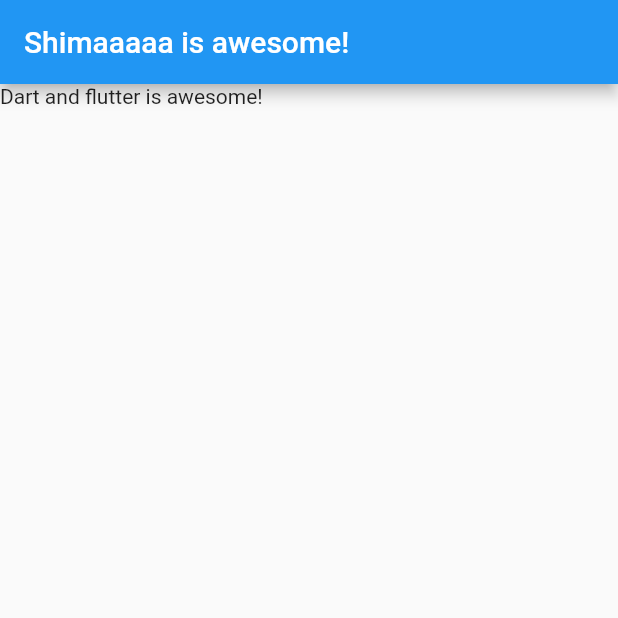
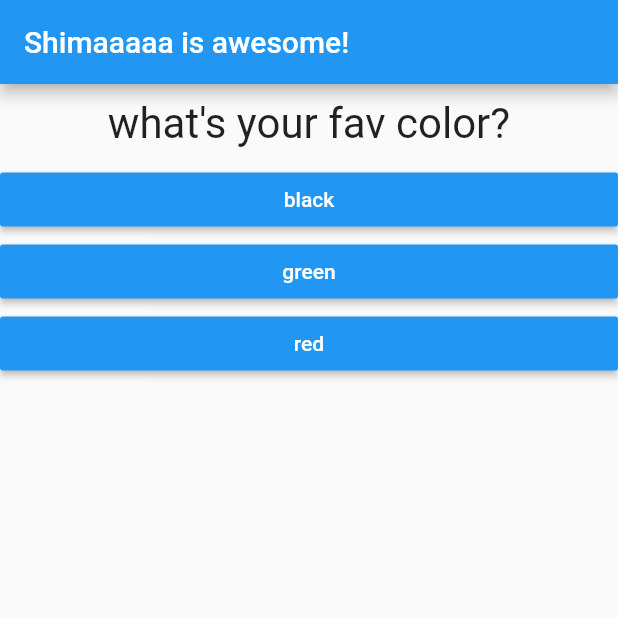
Before and after one commit to shima93/flutter_project, a Flutter app: the screen it shows after launch, on a phone screen of 412 x 824 dp, the top half of it. Run offline on Flutter 3.47's test engine with Material 2 defaults, Android fonts, the phone set to English and light mode, and no system bars.

Commit message:
buttons and dynamic functions

```diff
--- /dev/null
+++ b/lib/answer.dart
@@ -0,0 +1,21 @@
+import 'package:flutter/material.dart';
+
+class Answer extends StatelessWidget {
+  final Function selectHandler;
+  final String answerText;
+
+  Answer(this.selectHandler, this.answerText);
+
+  @override
+  Widget build(BuildContext context) {
+    return Container(
+      width: double.infinity,
+      child: RaisedButton(
+        color: Colors.blue,
+        textColor: Colors.white,
+        child: Text(answerText),
+        onPressed: selectHandler,
+      ),
+    );
+  }
+}
--- a/lib/main.dart
+++ b/lib/main.dart
@@ -1,8 +1,42 @@
 import 'package:flutter/material.dart';
+import 'package:flutter_complete_guide/answer.dart';
+import './question.dart';
 
-void main() => runApp(myApp());
+void main() => runApp(MyApp());
 
-class myApp extends StatelessWidget {
+class MyApp extends StatefulWidget {
+  @override
+  State<MyApp> createState() => _MyAppState();
+}
+
+class _MyAppState extends State<MyApp> {
+  final questions = const [
+    {
+      'questionText': 'what\'s your fav color?',
+      'answer': ["black", "green", "red"]
+    },
+    {
+      'questionText': 'what\'s your fav animal?',
+      'answer': ["rabbit", "khers", "gav"]
+    },
+    {
+      'questionText': 'what\'s your fav harchi?',
+      'answer': ["rabbitq", "khersqq", "gavq"]
+    }
+  ];
+  var _questionIndex = 0;
+
+  void _naswerQuestions() {
+    setState(() {
+      _questionIndex = _questionIndex + 1;
+    });
+
+    print(_questionIndex);
+    if (_questionIndex < questions.length) {
+      print("hi");
+    }
+  }
+
   @override
   Widget build(BuildContext context) {
     return MaterialApp(
@@ -10,7 +44,17 @@ class myApp extends StatelessWidget {
           appBar: AppBar(
             title: Text('Shimaaaaa is awesome!'),
           ),
-          body: Text('Dart and flutter is awesome!')),
+          body: Column(
+            children: [
+              Question(
+                questions[_questionIndex]['questionText'],
+              ),
+              ...(questions[_questionIndex]['answer'] as List<String>)
+                  .map((answer) {
+                return Answer(_naswerQuestions, answer);
+              }).toList()
+            ],
+          )),
     );
   }
 }
--- /dev/null
+++ b/lib/question.dart
@@ -0,0 +1,21 @@
+import 'package:flutter/material.dart';
+
+class Question extends StatelessWidget {
+  // const Question({ Key? key }) : super(key: key);
+  final String questionText;
+
+  Question(this.questionText);
+
+  @override
+  Widget build(BuildContext context) {
+    return Container(
+      width: double.infinity,
+      margin: EdgeInsets.all(10),
+      child: Text(
+        questionText,
+        style: TextStyle(fontSize: 28),
+        textAlign: TextAlign.center,
+      ),
+    );
+  }
+}
```
Also changed, not shown: 1 other file.
